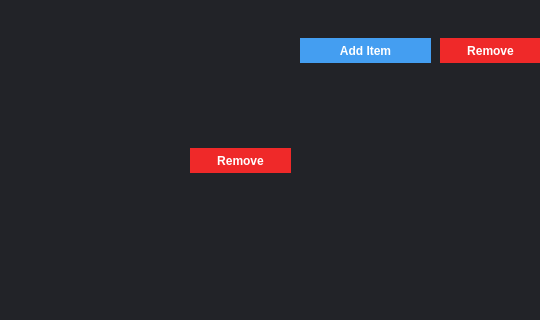
Above: Blue/DBMainComponents/bluewidget.ui from AmiditeX/Blue before the change; both pictures show x 540 to 1080 and y 322 to 642 of the 1080 by 750 pixel window. Below: the same form after it.
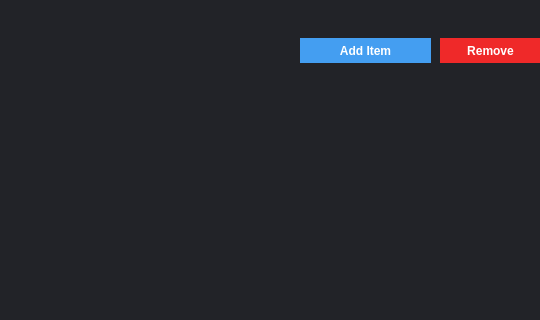
That is the form after the change.

```diff
--- a/Blue/DBMainComponents/bluewidget.ui
+++ b/Blue/DBMainComponents/bluewidget.ui
@@ -165,32 +165,6 @@
     <enum>QFrame::NoFrame</enum>
    </property>
   </widget>
-  <widget class="QPushButton" name="pushButton_5">
-   <property name="geometry">
-    <rect>
-     <x>730</x>
-     <y>470</y>
-     <width>101</width>
-     <height>25</height>
-    </rect>
-   </property>
-   <property name="styleSheet">
-    <string notr="true">QPushButton
-{
-border:0px;
-background-color: rgb(239, 41, 41);
-color: rgb(255, 255, 255);
-font-weight: bold
-}
-
-QPushButton::pressed {
-background-color: rgb(164, 0, 0);
-}</string>
-   </property>
-   <property name="text">
-    <string>Remove</string>
-   </property>
-  </widget>
  </widget>
  <resources/>
  <connections/>
```
